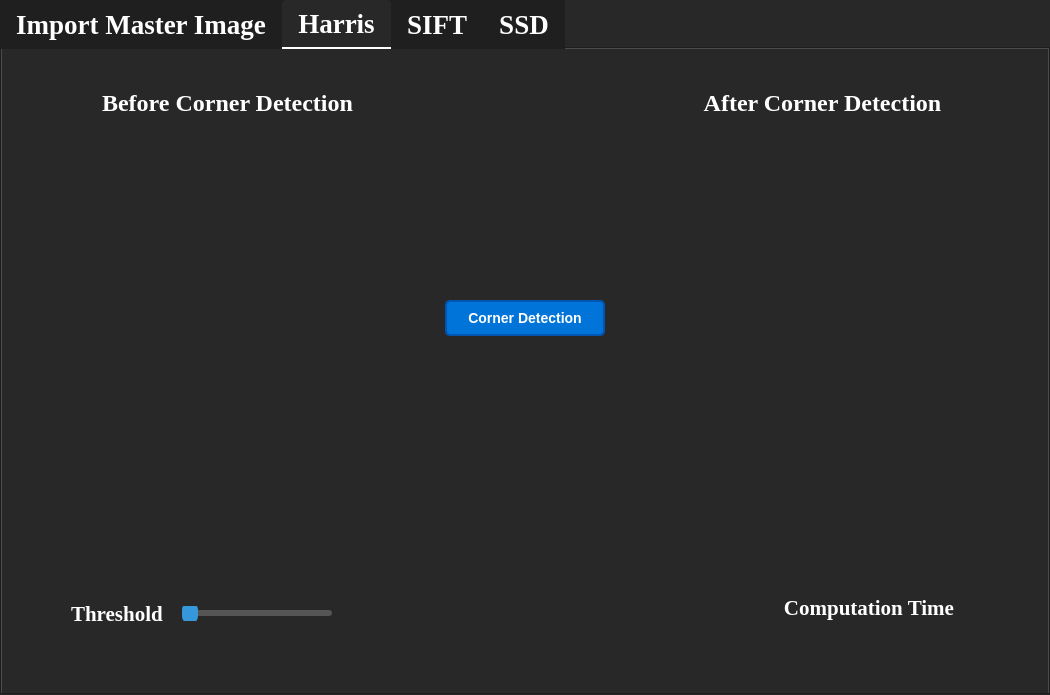
First picture: the form in MainWindow.ui, repository fadymohsen/VisionWithHarrisSIFT, before the edit.
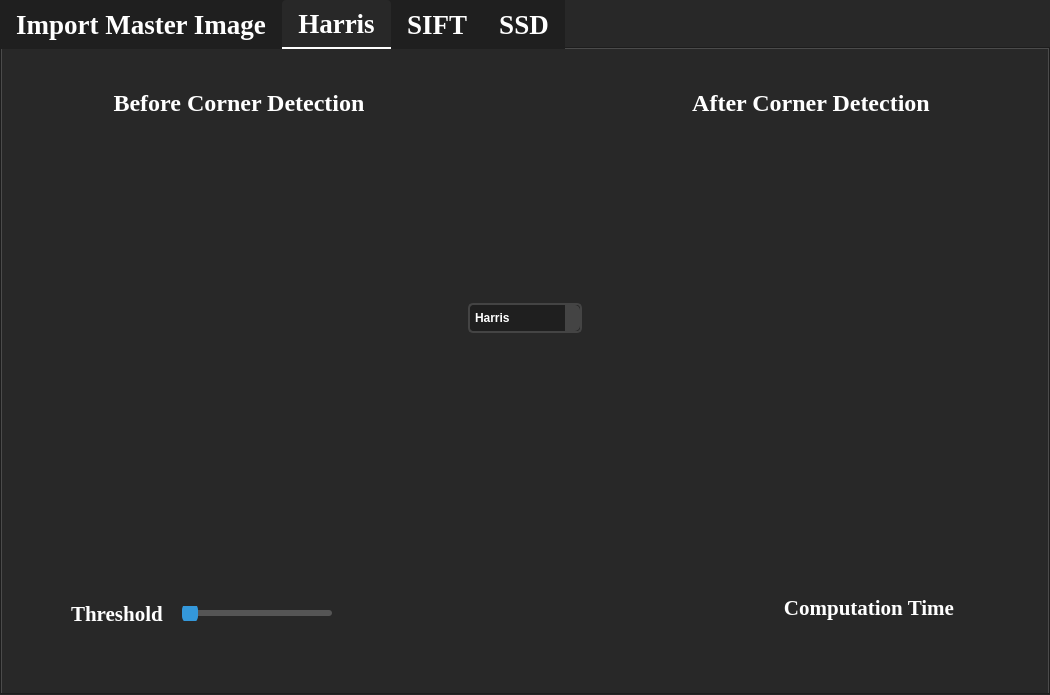
Second picture: the form after the edit. The open tabs and pages were chosen to show the change. Custom widgets are drawn as their Qt base class.

Commit message: Adding Harris/Lambda Option

```diff
--- a/MainWindow.ui
+++ b/MainWindow.ui
@@ -989,22 +989,17 @@
                </spacer>
               </item>
               <item>
-               <widget class="QPushButton" name="pushButton">
-                <property name="sizePolicy">
-                 <sizepolicy hsizetype="Fixed" vsizetype="Fixed">
-                  <horstretch>0</horstretch>
-                  <verstretch>0</verstretch>
-                 </sizepolicy>
-                </property>
-                <property name="minimumSize">
-                 <size>
-                  <width>160</width>
-                  <height>0</height>
-                 </size>
-                </property>
+               <widget class="QComboBox" name="comboBox">
+                <item>
+                 <property name="text">
+                  <string>Harris</string>
+                 </property>
+                </item>
+                <item>
                 <property name="text">
-                 <string>Corner Detection</string>
-                </property>
+                  <string>Lambda Minus</string>
+                 </property>
+                </item>
                </widget>
               </item>
               <item>
```
Left out of the diff: 2 changed lines with no effect on the pictures. Lines whose indentation alone changed are shown as unchanged.
